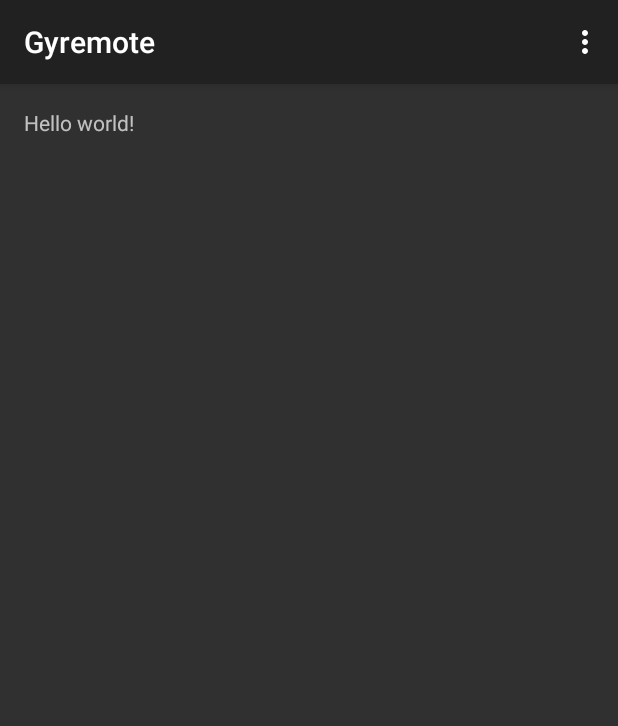
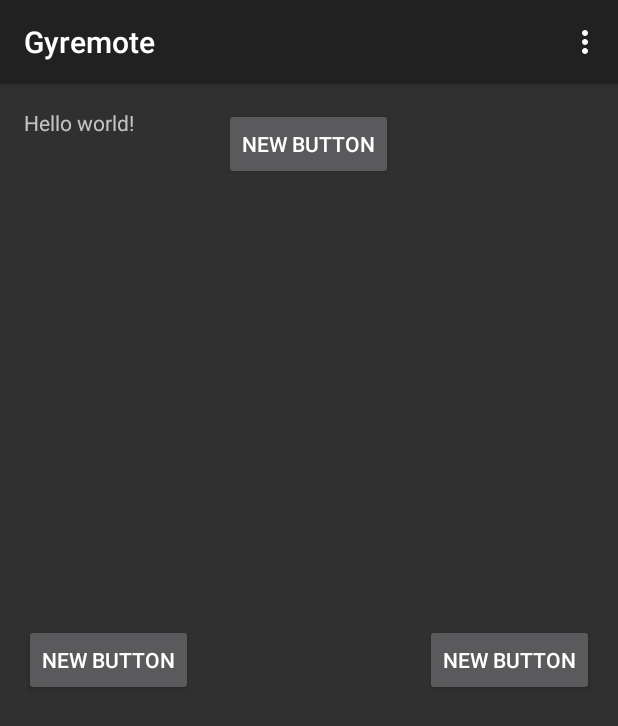
Before and after one commit to Ian-Stewart-Binks/CSC372, an Android app: the screen it shows after launch (MainActivity), on a phone screen of 412 x 824 dp. Shown: the top 726 px of the screen. Run offline under Robolectric (Android 15) with nearby library versions, the light colour scheme and no system bars.

Commit message:
Android: Initial layout created.

```diff
--- a/android/Gyremote/src/main/java/com/ian/gyremote/gyremote/MainActivity.java
+++ b/android/Gyremote/src/main/java/com/ian/gyremote/gyremote/MainActivity.java
@@ -33,4 +33,11 @@ public class MainActivity extends ActionBarActivity {
         }
         return super.onOptionsItemSelected(item);
     }
+
+    /**
+     * Turns on an LED.
+     */
+    public void turnLEDOn() {
+
+    }
 }
--- a/android/Gyremote/src/main/res/layout/activity_main.xml
+++ b/android/Gyremote/src/main/res/layout/activity_main.xml
@@ -11,6 +11,18 @@
     <TextView
         android:text="@string/hello_world"
         android:layout_width="wrap_content"
-        android:layout_height="wrap_content" />
+        android:layout_height="wrap_content" android:id="@+id/textView3"/>
+    <Button
+            android:layout_width="wrap_content"
+            android:layout_height="wrap_content"
+            android:text="New Button"
+            android:id="@+id/button" android:layout_alignTop="@+id/textView3" android:layout_centerHorizontal="true"
+            />
+    <Button android:layout_width="wrap_content" android:layout_height="wrap_content" android:text="New Button"
+            android:id="@+id/button2"
+            android:layout_centerVertical="true" android:layout_alignParentLeft="true"/>
+    <Button android:layout_width="wrap_content" android:layout_height="wrap_content" android:text="New Button"
+            android:id="@+id/button3" android:layout_centerVertical="true" android:layout_alignParentRight="true"
+            android:onClick="turnLEDOn"/>
 
 </RelativeLayout>
```
